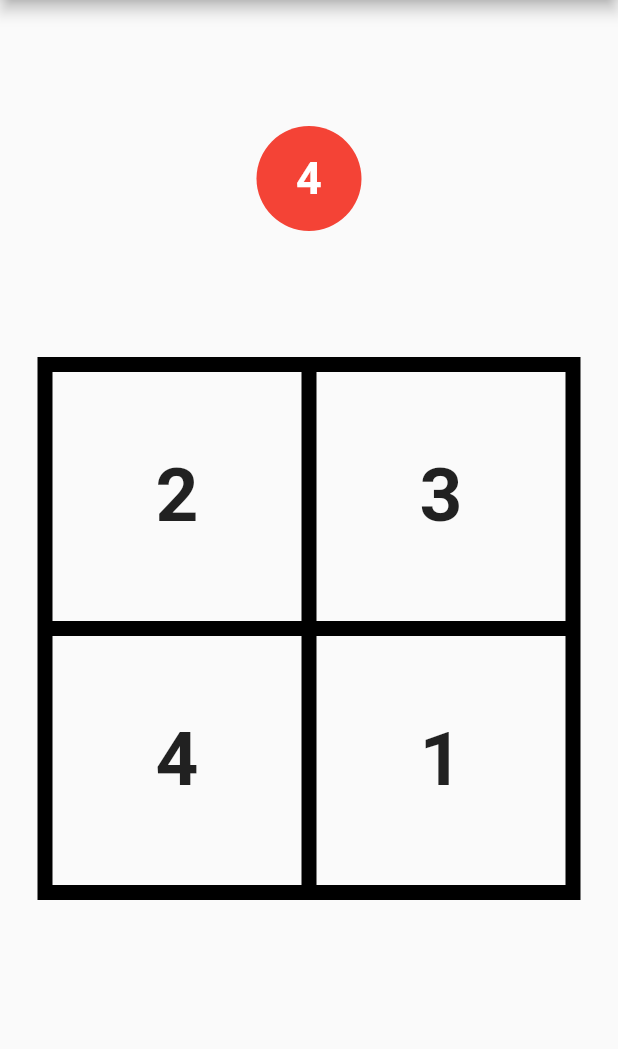
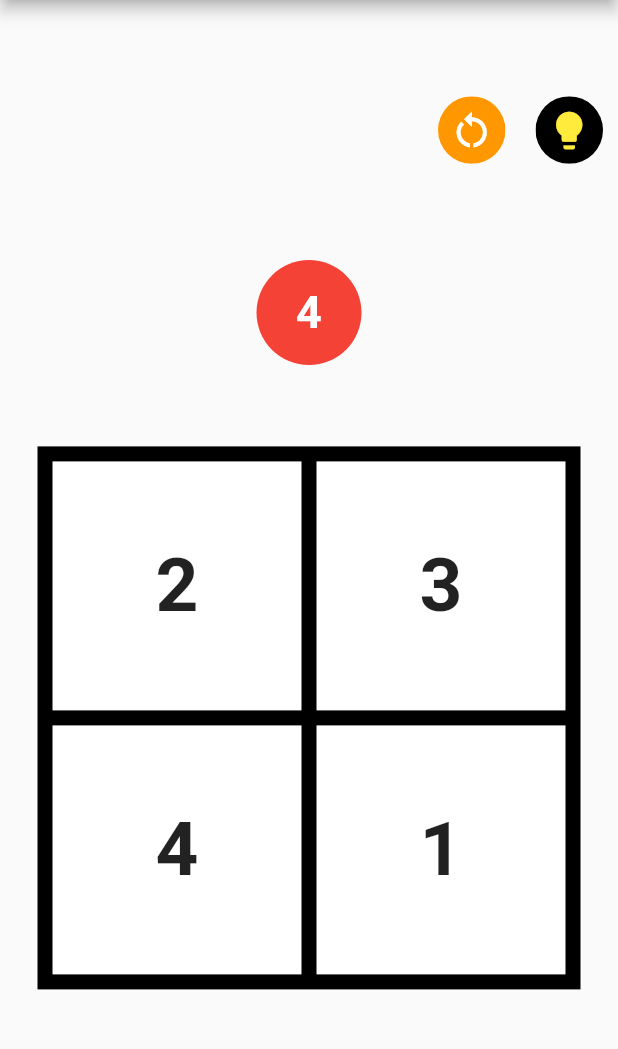
Before and after one commit to ShamilPP/Brainer, a Flutter app: the screen it shows after launch, after a tap on "Easy", on a phone screen of 412 x 824 dp, the part 84-1133 px from its top. Run offline on Flutter 3.47's test engine with Material 2 defaults, Android fonts, the phone set to English and light mode, and no system bars; our stand-ins replace audioplayers, numberpicker, shared_preferences.

Commit message:
added more features

```diff
--- a/lib/main.dart
+++ b/lib/main.dart
@@ -18,6 +18,7 @@ class MyApp extends StatelessWidget {
   @override
   Widget build(BuildContext context) {
     return const MaterialApp(
+      title: "Brainer",
       home: HomeScreen(),
     );
   }
--- a/lib/provider/game_provider.dart
+++ b/lib/provider/game_provider.dart
@@ -6,6 +6,8 @@ class GameProvider with ChangeNotifier {
   int userCount = 0;
   bool isPlaying = false;
   int difficulty = 2;
+  bool isShowHint = false;
+  int timer = 1;
 
   Map<int, String> values = {};
 
@@ -22,8 +24,8 @@ class GameProvider with ChangeNotifier {
     notifyListeners();
   }
 
-  void setPlaying() {
-    isPlaying = true;
+  void setPlaying(bool playing) {
+    isPlaying = playing;
     notifyListeners();
   }
 
@@ -31,7 +33,7 @@ class GameProvider with ChangeNotifier {
     difficulty = value;
   }
 
-  void startGame() {
+  void startGame(bool notify) {
     // set random values
     values.clear();
 
@@ -52,5 +54,18 @@ class GameProvider with ChangeNotifier {
 
     isPlaying = false;
     userCount = 0;
+    isShowHint = false;
+    if (notify) {
+      notifyListeners();
+    }
+  }
+
+  void setHint(bool hint) {
+    isShowHint = hint;
+    notifyListeners();
+  }
+
+  void setTimer(int time) {
+    timer = time;
   }
 }
--- a/lib/screen/home_screen.dart
+++ b/lib/screen/home_screen.dart
@@ -1,10 +1,24 @@
 import 'package:brainer/provider/game_provider.dart';
+import 'package:brainer/screen/about_screen.dart';
 import 'package:brainer/screen/play_screen/play_screen.dart';
+import 'package:brainer/screen/settings_screen.dart';
 import 'package:flutter/material.dart';
 import 'package:provider/provider.dart';
+import 'package:shared_preferences/shared_preferences.dart';
 
-class HomeScreen extends StatelessWidget {
+class HomeScreen extends StatefulWidget {
   const HomeScreen({Key? key}) : super(key: key);
+
+  @override
+  State<HomeScreen> createState() => _HomeScreenState();
+}
+
+class _HomeScreenState extends State<HomeScreen> {
+  @override
+  void initState() {
+    initSharedPreferences();
+    super.initState();
+  }
 
   @override
   Widget build(BuildContext context) {
@@ -12,18 +26,20 @@ class HomeScreen extends StatelessWidget {
       appBar: AppBar(
         title: const Text("Brainer"),
       ),
-      body: Stack(
+      body: Container(
+        color: const Color(0xffffffff),
+        child: Column(
           children: [
-          Align(
-            alignment: Alignment.topCenter,
+            Padding(
+              padding: const EdgeInsets.symmetric(vertical: 10),
               child: SizedBox(
                 height: 250,
                 width: 250,
                 child: Image.asset("assets/brainer.png"),
               ),
             ),
-          Align(
-            alignment: Alignment.center,
+            Padding(
+              padding: const EdgeInsets.only(bottom: 50),
               child: Row(
                 mainAxisAlignment: MainAxisAlignment.spaceEvenly,
                 children: [
@@ -32,8 +48,17 @@ class HomeScreen extends StatelessWidget {
                   gameMode(context, "Hard", 4),
                 ],
               ),
-          )
+            ),
+            horizontalContainer("Settings", Icons.settings, () {
+              Navigator.push(context,
+                  MaterialPageRoute(builder: (_) => const SettingsScreen()));
+            }),
+            horizontalContainer("About", Icons.info, () {
+              Navigator.push(context,
+                  MaterialPageRoute(builder: (_) => const AboutScreen()));
+            }),
           ],
+        ),
       ),
     );
   }
@@ -57,11 +82,52 @@ class HomeScreen extends StatelessWidget {
           Provider.of<GameProvider>(context, listen: false)
               .setDifficulty(difficulty);
 
-          Provider.of<GameProvider>(context, listen: false).startGame();
+          Provider.of<GameProvider>(context, listen: false).startGame(false);
           Navigator.push(
               context, MaterialPageRoute(builder: (_) => const PlayScreen()));
         },
       ),
     );
   }
+
+  Widget horizontalContainer(
+      String text, IconData icon, void Function() onPress) {
+    return InkWell(
+      child: Container(
+        decoration: BoxDecoration(
+          borderRadius: BorderRadius.circular(20),
+          color: Colors.grey[300],
+        ),
+        margin: const EdgeInsets.all(10),
+        height: 75,
+        child: Row(
+          children: [
+            Padding(
+              padding: const EdgeInsets.symmetric(horizontal: 20),
+              child: Icon(
+                icon,
+                size: 40,
+              ),
+            ),
+            Text(
+              text,
+              style: const TextStyle(fontSize: 25),
+            )
+          ],
+        ),
+      ),
+      onTap: onPress,
+    );
   }
+
+  void initSharedPreferences() async {
+    final prefs = await SharedPreferences.getInstance();
+    if (prefs.containsKey('time')) {
+      int? time = prefs.getInt('time');
+      Provider.of<GameProvider>(context, listen: false).setTimer(time!);
+    } else {
+      await prefs.setInt('time', 5);
+      Provider.of<GameProvider>(context, listen: false).setTimer(5);
+    }
+  }
+}
--- a/lib/screen/play_screen/my_column.dart
+++ b/lib/screen/play_screen/my_column.dart
@@ -23,22 +23,36 @@ class _MyColumnState extends State<MyColumn> {
   @override
   Widget build(BuildContext context) {
     return Padding(
-      padding: const EdgeInsets.all(5),
-      child: Material(
+      padding: EdgeInsets.all(
+          (7 - Provider.of<GameProvider>(context, listen: false).difficulty)
+              .toDouble()),
+      child: Consumer<GameProvider>(builder: (ctx, game, child) {
+        String userVal = game.userValues[widget.index].toString();
+        String val = game.values[widget.index].toString();
+        bool correct = false;
+
+        if (game.userValues[widget.index] == null) {
+          userVal = "";
+        }
+
+        if (userVal == val) {
+          correct = true;
+        }
+
+        return Material(
+          color: game.isShowHint
+              ? correct
+                  ? Colors.green
+                  : Colors.red
+              : Colors.white,
           child: InkWell(
             splashColor: Colors.black,
             child: Center(
-            child: Consumer<GameProvider>(builder: (ctx, game, child) {
-              String userVal = game.userValues[widget.index].toString();
-              if (game.userValues[widget.index] == null) {
-                userVal = "";
-              }
-              return Text(
+              child: Text(
                 game.isPlaying ? userVal : game.values[widget.index].toString(),
                 style:
                     const TextStyle(fontSize: 50, fontWeight: FontWeight.bold),
-              );
-            }),
+              ),
             ),
             onTap: Provider.of<GameProvider>(context).isPlaying
                 ? () {
@@ -47,7 +61,8 @@ class _MyColumnState extends State<MyColumn> {
                   }
                 : null,
           ),
-      ),
+        );
+      }),
     );
   }
 }
--- a/lib/screen/play_screen/play_screen.dart
+++ b/lib/screen/play_screen/play_screen.dart
@@ -1,7 +1,10 @@
-import 'package:brainer/screen/play_screen/finish_button.dart';
+import 'package:brainer/screen/play_screen/check_button.dart';
 import 'package:brainer/screen/play_screen/table.dart';
 import 'package:brainer/screen/play_screen/timer.dart';
 import 'package:flutter/material.dart';
+import 'package:provider/provider.dart';
+
+import '../../provider/game_provider.dart';
 
 class PlayScreen extends StatefulWidget {
   const PlayScreen({Key? key}) : super(key: key);
@@ -20,12 +23,66 @@ class _PlayScreenState extends State<PlayScreen> {
       body: Column(
         mainAxisAlignment: MainAxisAlignment.spaceEvenly,
         crossAxisAlignment: CrossAxisAlignment.center,
-        children: const [
-          MyTimer(),
-          DifficultySquare(),
-          FinishButton(),
+        children: [
+          Row(
+            mainAxisAlignment: MainAxisAlignment.end,
+            children: [
+              gameButton(
+                icon: const Icon(
+                  Icons.restart_alt,
+                  color: Colors.white,
+                  size: 30,
+                ),
+                backgroundColor: Colors.orange,
+                onTap: () {
+                  Provider.of<GameProvider>(context, listen: false)
+                      .startGame(true);
+                },
+              ),
+              gameButton(
+                icon: const Icon(
+                  Icons.lightbulb,
+                  color: Colors.yellow,
+                  size: 30,
+                ),
+                backgroundColor: Colors.black,
+                onTap: () {
+                  Provider.of<GameProvider>(context, listen: false)
+                      .setHint(true);
+                  Provider.of<GameProvider>(context, listen: false)
+                      .setPlaying(false);
+                },
+              ),
+            ],
+          ),
+          Provider.of<GameProvider>(context).isPlaying ||
+                  Provider.of<GameProvider>(context).isShowHint
+              ? const SizedBox()
+              : const MyTimer(),
+          const DifficultySquare(),
+          const FinishButton(),
         ],
       ),
     );
   }
+
+  Widget gameButton({
+    required Widget icon,
+    required Color backgroundColor,
+    required void Function() onTap,
+  }) {
+    return Padding(
+      padding: const EdgeInsets.all(10),
+      child: ClipOval(
+        child: Material(
+          color: backgroundColor, // Button color
+          child: InkWell(
+            splashColor: Colors.white, // Splash color
+            onTap: onTap,
+            child: SizedBox(width: 45, height: 45, child: icon),
+          ),
+        ),
+      ),
+    );
+  }
 }
--- a/lib/screen/play_screen/table.dart
+++ b/lib/screen/play_screen/table.dart
@@ -21,7 +21,9 @@ class _DifficultySquareState extends State<DifficultySquare> {
         height: MediaQuery.of(context).size.width - 50,
         width: MediaQuery.of(context).size.width - 50,
         child: Padding(
-          padding: const EdgeInsets.all(5),
+          padding: EdgeInsets.all(
+              (7 - Provider.of<GameProvider>(context, listen: false).difficulty)
+                  .toDouble()),
           child: GridView.count(
             shrinkWrap: true,
             crossAxisCount: difficulty,
--- a/lib/screen/play_screen/timer.dart
+++ b/lib/screen/play_screen/timer.dart
@@ -14,12 +14,13 @@ class MyTimer extends StatefulWidget {
 }
 
 class _MyTimerState extends State<MyTimer> {
-  int _time = 5;
+  int _time = 1;
   AudioCache player = AudioCache();
   late Timer timer;
 
   @override
   void initState() {
+    _time = Provider.of<GameProvider>(context, listen: false).timer;
     startTimer();
     super.initState();
   }
@@ -32,9 +33,7 @@ class _MyTimerState extends State<MyTimer> {
 
   @override
   Widget build(BuildContext context) {
-    return Provider.of<GameProvider>(context).isPlaying
-        ? const SizedBox()
-        : Container(
+    return Container(
       width: 70,
       height: 70,
       decoration: BoxDecoration(
@@ -43,9 +42,7 @@ class _MyTimerState extends State<MyTimer> {
           child: Text(
         _time.toString(),
         style: const TextStyle(
-                  color: Colors.white,
-                  fontSize: 30,
-                  fontWeight: FontWeight.bold),
+            color: Colors.white, fontSize: 30, fontWeight: FontWeight.bold),
       )),
     );
   }
@@ -60,7 +57,8 @@ class _MyTimerState extends State<MyTimer> {
             timer.cancel();
             player.play("ended.mp3").then((value) {
               player.clearAll();
-              Provider.of<GameProvider>(context, listen: false).setPlaying();
+              Provider.of<GameProvider>(context, listen: false)
+                  .setPlaying(true);
             });
           });
         } else {
--- a/pubspec.yaml
+++ b/pubspec.yaml
@@ -37,6 +37,8 @@ dependencies:
   provider: ^6.0.2
   audioplayers: ^0.20.1
   flutter_launcher_icons: ^0.9.2
+  shared_preferences: ^2.0.15
+  numberpicker: ^2.1.1
 
 flutter_icons:
   android: true
```
Also changed, not shown: lib/screen/about_screen.dart (added, +72 -0 lines), lib/screen/play_screen/check_button.dart (renamed from lib/screen/play_screen/finish_button.dart, +16 -4 lines), lib/screen/settings_screen.dart (added, +97 -0 lines), lib/screen/winner_screen.dart (+18 -1 lines), pubspec.lock, 10 other files. Lines whose indentation alone changed are shown as unchanged.
